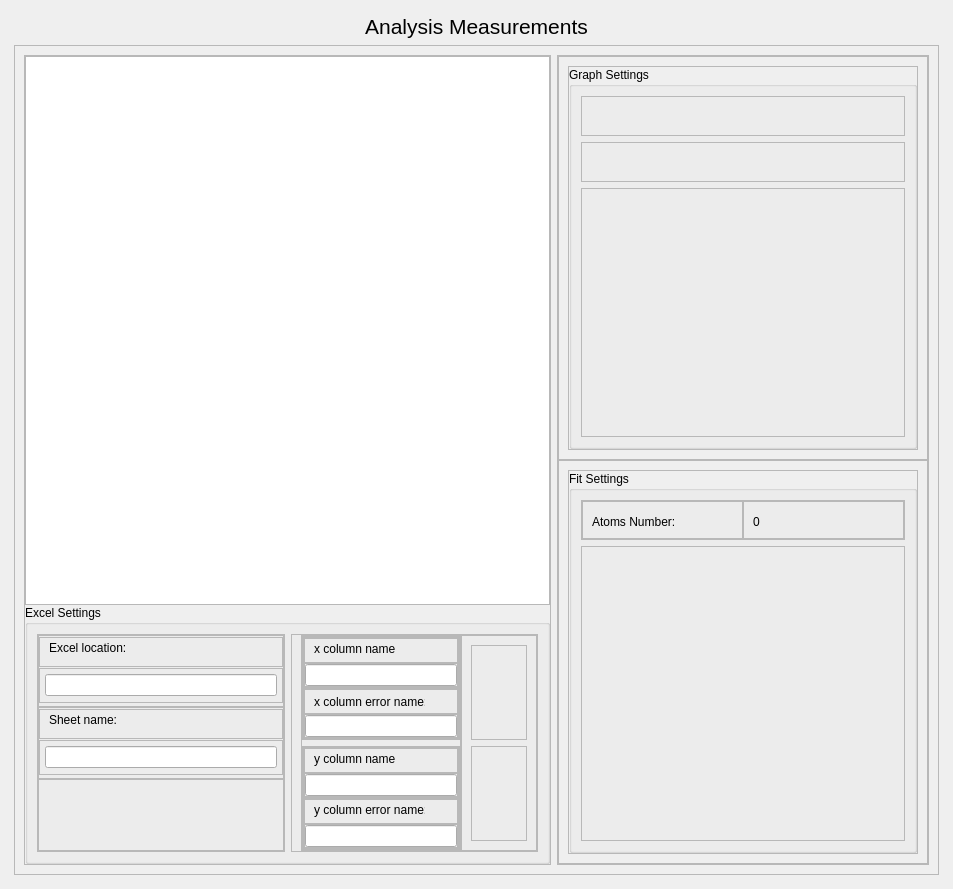
First picture: the form in gui/uis/pages/main_pages.ui, repository almogze/PSI, before the edit.
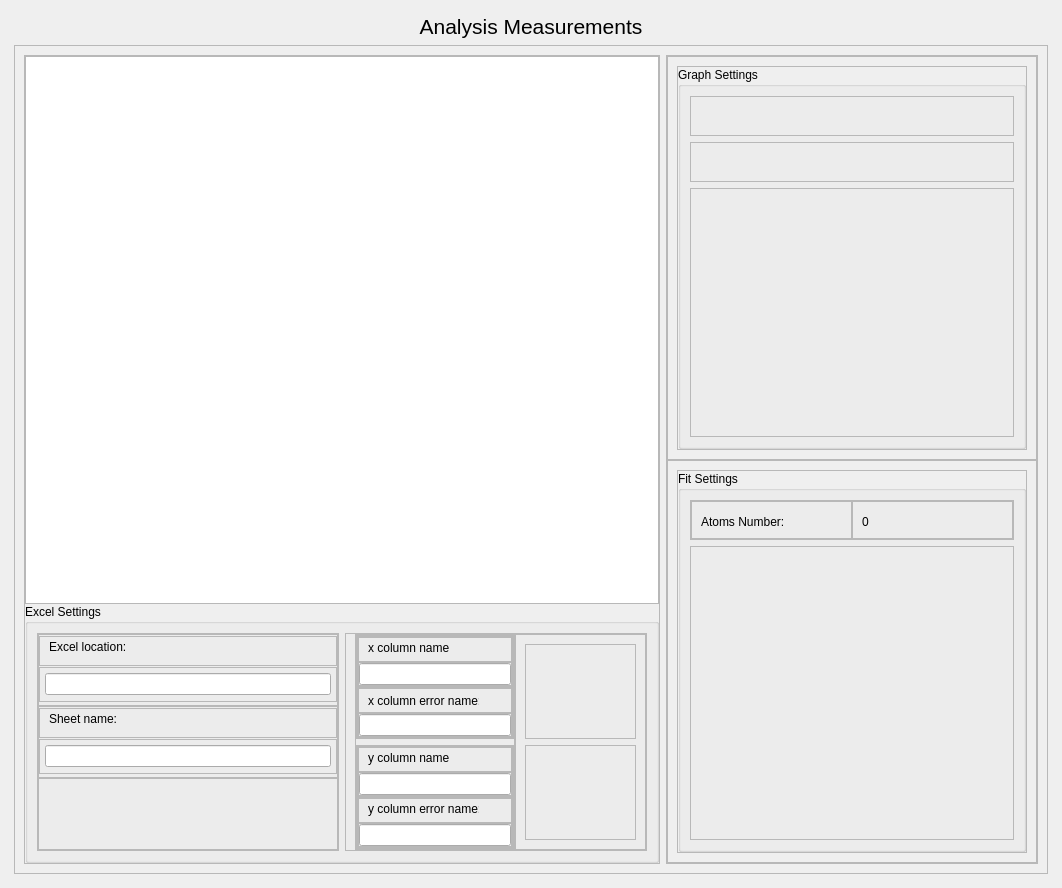
Second picture: the form after the edit. Custom widgets are drawn as their Qt base class.

```diff
--- a/gui/uis/pages/main_pages.ui
+++ b/gui/uis/pages/main_pages.ui
@@ -6,8 +6,8 @@
    <rect>
     <x>0</x>
     <y>0</y>
-    <width>953</width>
-    <height>889</height>
+    <width>1062</width>
+    <height>888</height>
    </rect>
   </property>
   <property name="windowTitle">
@@ -1174,7 +1174,7 @@
                                    <widget class="QFrame" name="frame_26">
                                     <property name="minimumSize">
                                      <size>
-                                      <width>70</width>
+                                      <width>75</width>
                                       <height>25</height>
                                      </size>
                                     </property>
@@ -1266,7 +1266,7 @@
                                    <widget class="QFrame" name="frame_29">
                                     <property name="minimumSize">
                                      <size>
-                                      <width>70</width>
+                                      <width>75</width>
                                       <height>25</height>
                                      </size>
                                     </property>
@@ -1385,7 +1385,7 @@
                                    <widget class="QFrame" name="frame_33">
                                     <property name="minimumSize">
                                      <size>
-                                      <width>70</width>
+                                      <width>75</width>
                                       <height>25</height>
                                      </size>
                                     </property>
@@ -1477,7 +1477,7 @@
                                    <widget class="QFrame" name="frame_36">
                                     <property name="minimumSize">
                                      <size>
-                                      <width>70</width>
+                                      <width>75</width>
                                       <height>25</height>
                                      </size>
                                     </property>
```
